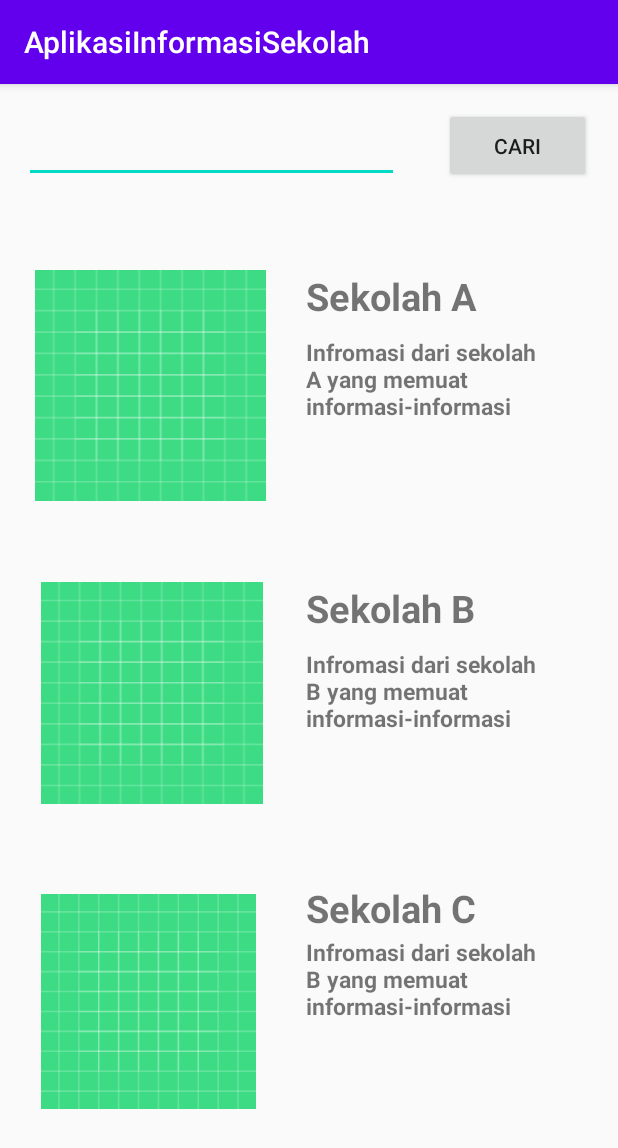
After one commit to winli18ti/AplikasiInformasiSekolah, an Android app: the fragment GuestSekolahFragment shown on its own in the app's theme, on a phone screen of 412 x 824 dp. The commit adds this screen. Shown: the top 1148 px of the screen. Run offline under Robolectric (Android 15) with nearby library versions, the phone set to English and light mode, and no system bars.

Commit message:
Update Sekolah

```diff
--- a/app/build.gradle
+++ b/app/build.gradle
@@ -30,6 +30,8 @@ dependencies {
     implementation 'androidx.core:core-ktx:1.3.2'
     implementation 'androidx.appcompat:appcompat:1.2.0'
     implementation 'androidx.constraintlayout:constraintlayout:2.0.4'
+    implementation 'androidx.legacy:legacy-support-v4:1.0.0'
+    implementation 'com.google.android.gms:play-services-maps:17.0.0'
     testImplementation 'junit:junit:4.12'
     androidTestImplementation 'androidx.test.ext:junit:1.1.2'
     androidTestImplementation 'androidx.test.espresso:espresso-core:3.3.0'
--- /dev/null
+++ b/app/src/main/java/com/winli/aplikasiinformasisekolah/GuestSekolahFragment.kt
@@ -0,0 +1,59 @@
+package com.winli.aplikasiinformasisekolah
+
+import android.os.Bundle
+import androidx.fragment.app.Fragment
+import android.view.LayoutInflater
+import android.view.View
+import android.view.ViewGroup
+
+// TODO: Rename parameter arguments, choose names that match
+// the fragment initialization parameters, e.g. ARG_ITEM_NUMBER
+private const val ARG_PARAM1 = "param1"
+private const val ARG_PARAM2 = "param2"
+
+/**
+ * A simple [Fragment] subclass.
+ * Use the [GuestSekolahFragment.newInstance] factory method to
+ * create an instance of this fragment.
+ */
+class GuestSekolahFragment : Fragment() {
+    // TODO: Rename and change types of parameters
+    private var param1: String? = null
+    private var param2: String? = null
+
+    override fun onCreate(savedInstanceState: Bundle?) {
+        super.onCreate(savedInstanceState)
+        arguments?.let {
+            param1 = it.getString(ARG_PARAM1)
+            param2 = it.getString(ARG_PARAM2)
+        }
+    }
+
+    override fun onCreateView(
+        inflater: LayoutInflater, container: ViewGroup?,
+        savedInstanceState: Bundle?
+    ): View? {
+        // Inflate the layout for this fragment
+        return inflater.inflate(R.layout.fragment_guest_sekolah, container, false)
+    }
+
+    companion object {
+        /**
+         * Use this factory method to create a new instance of
+         * this fragment using the provided parameters.
+         *
+         * @param param1 Parameter 1.
+         * @param param2 Parameter 2.
+         * @return A new instance of fragment GuestSekolahFragment.
+         */
+        // TODO: Rename and change types and number of parameters
+        @JvmStatic
+        fun newInstance(param1: String, param2: String) =
+            GuestSekolahFragment().apply {
+                arguments = Bundle().apply {
+                    putString(ARG_PARAM1, param1)
+                    putString(ARG_PARAM2, param2)
+                }
+            }
+    }
+}
--- a/app/src/main/java/com/winli/aplikasiinformasisekolah/MainActivity.kt
+++ b/app/src/main/java/com/winli/aplikasiinformasisekolah/MainActivity.kt
@@ -2,6 +2,7 @@ package com.winli.aplikasiinformasisekolah
 
 import androidx.appcompat.app.AppCompatActivity
 import android.os.Bundle
+import com.winli.aplikasiinformasisekolah.SekolahFragment
 
 class MainActivity : AppCompatActivity() {
     override fun onCreate(savedInstanceState: Bundle?) {
--- /dev/null
+++ b/app/src/main/res/layout/fragment_guest_sekolah.xml
@@ -0,0 +1,135 @@
+<?xml version="1.0" encoding="utf-8"?>
+<androidx.constraintlayout.widget.ConstraintLayout
+    xmlns:android="http://schemas.android.com/apk/res/android"
+    xmlns:app="http://schemas.android.com/apk/res-auto"
+    xmlns:tools="http://schemas.android.com/tools"
+    android:layout_width="match_parent"
+    android:layout_height="match_parent"
+    tools:context=".GuestSekolahFragment">
+
+    <!-- TODO: Update blank fragment layout -->
+    <EditText
+        android:id="@+id/txt_cari"
+        android:layout_width="250dp"
+        android:layout_height="50dp"
+        android:layout_marginStart="16dp"
+        android:layout_marginTop="16dp"
+        android:ems="10"
+        android:inputType="textPersonName"
+        app:layout_constraintLeft_toLeftOf="parent"
+        app:layout_constraintStart_toStartOf="parent"
+        app:layout_constraintTop_toTopOf="parent" />
+
+    <Button
+        android:id="@+id/button2"
+        android:layout_width="98dp"
+        android:layout_height="50dp"
+        android:layout_marginStart="296dp"
+        android:layout_marginTop="16dp"
+        android:text="Cari"
+        app:layout_constraintStart_toStartOf="parent"
+        app:layout_constraintTop_toTopOf="parent" />
+
+    <ImageView
+        android:id="@+id/img_sekolah1"
+        android:layout_width="168dp"
+        android:layout_height="154dp"
+        android:layout_marginStart="16dp"
+        android:layout_marginTop="124dp"
+        android:src="@drawable/ic_launcher_background"
+        app:layout_constraintStart_toStartOf="parent"
+        app:layout_constraintTop_toTopOf="parent" />
+
+    <ImageView
+        android:id="@+id/imageView3"
+        android:layout_width="170dp"
+        android:layout_height="148dp"
+        android:layout_marginStart="16dp"
+        android:layout_marginTop="332dp"
+        android:src="@drawable/ic_launcher_background"
+        app:layout_constraintStart_toStartOf="parent"
+        app:layout_constraintTop_toTopOf="parent" />
+
+    <ImageView
+        android:id="@+id/imageView4"
+        android:layout_width="166dp"
+        android:layout_height="143dp"
+        android:layout_marginStart="16dp"
+        android:layout_marginTop="540dp"
+        android:src="@drawable/ic_launcher_background"
+        app:layout_constraintStart_toStartOf="parent"
+        app:layout_constraintTop_toTopOf="parent" />
+
+    <TextView
+        android:id="@+id/txt_nama"
+        android:layout_width="wrap_content"
+        android:layout_height="wrap_content"
+        android:layout_marginStart="204dp"
+        android:layout_marginTop="124dp"
+        android:text="Sekolah A"
+        android:textSize="25sp"
+        android:textStyle="bold"
+        app:layout_constraintStart_toStartOf="parent"
+        app:layout_constraintTop_toTopOf="parent" />
+
+    <TextView
+        android:id="@+id/txt_isi"
+        android:layout_width="170dp"
+        android:layout_height="110dp"
+        android:layout_marginStart="204dp"
+        android:layout_marginTop="168dp"
+        android:text="Infromasi dari sekolah A yang memuat informasi-informasi"
+        android:textSize="15sp"
+        android:textStyle="bold"
+        app:layout_constraintStart_toStartOf="parent"
+        app:layout_constraintTop_toTopOf="parent" />
+
+    <TextView
+        android:id="@+id/textView6"
+        android:layout_width="172dp"
+        android:layout_height="101dp"
+        android:layout_marginStart="204dp"
+        android:layout_marginTop="376dp"
+        android:text="Infromasi dari sekolah B yang memuat informasi-informasi"
+        android:textSize="15sp"
+        android:textStyle="bold"
+        app:layout_constraintStart_toStartOf="parent"
+        app:layout_constraintTop_toTopOf="parent" />
+
+    <TextView
+        android:id="@+id/textView7"
+        android:layout_width="184dp"
+        android:layout_height="113dp"
+        android:layout_marginStart="204dp"
+        android:layout_marginTop="568dp"
+        android:text="Infromasi dari sekolah B yang memuat informasi-informasi"
+        android:textSize="15sp"
+        android:textStyle="bold"
+        app:layout_constraintStart_toStartOf="parent"
+        app:layout_constraintTop_toTopOf="parent" />
+
+    <TextView
+        android:id="@+id/textView3"
+        android:layout_width="wrap_content"
+        android:layout_height="wrap_content"
+        android:layout_marginStart="204dp"
+        android:layout_marginTop="332dp"
+        android:text="Sekolah B"
+        android:textSize="25sp"
+        android:textStyle="bold"
+        app:layout_constraintStart_toStartOf="parent"
+        app:layout_constraintTop_toTopOf="parent" />
+
+    <TextView
+        android:id="@+id/textView4"
+        android:layout_width="wrap_content"
+        android:layout_height="wrap_content"
+        android:layout_marginStart="204dp"
+        android:layout_marginTop="532dp"
+        android:text="Sekolah C"
+        android:textSize="25sp"
+        android:textStyle="bold"
+        app:layout_constraintStart_toStartOf="parent"
+        app:layout_constraintTop_toTopOf="parent" />
+
+</androidx.constraintlayout.widget.ConstraintLayout>
--- a/app/src/main/res/values/strings.xml
+++ b/app/src/main/res/values/strings.xml
@@ -1,3 +1,6 @@
 <resources>
     <string name="app_name">AplikasiInformasiSekolah</string>
+    <string name="sekolah">Sekolah</string>
+    <!-- TODO: Remove or change this placeholder text -->
+    <string name="hello_blank_fragment">Hello blank fragment</string>
 </resources>
```
Also changed, not shown: app/src/main/java/com/winli/aplikasiinformasisekolah/GuestSekolahDetailFragment.kt (added, +59 -0 lines), app/src/main/res/layout/fragment_guest_sekolah_detail.xml (added, +53 -0 lines), app/src/main/res/drawable-v24/DenahSekolaj.PNG (added).
